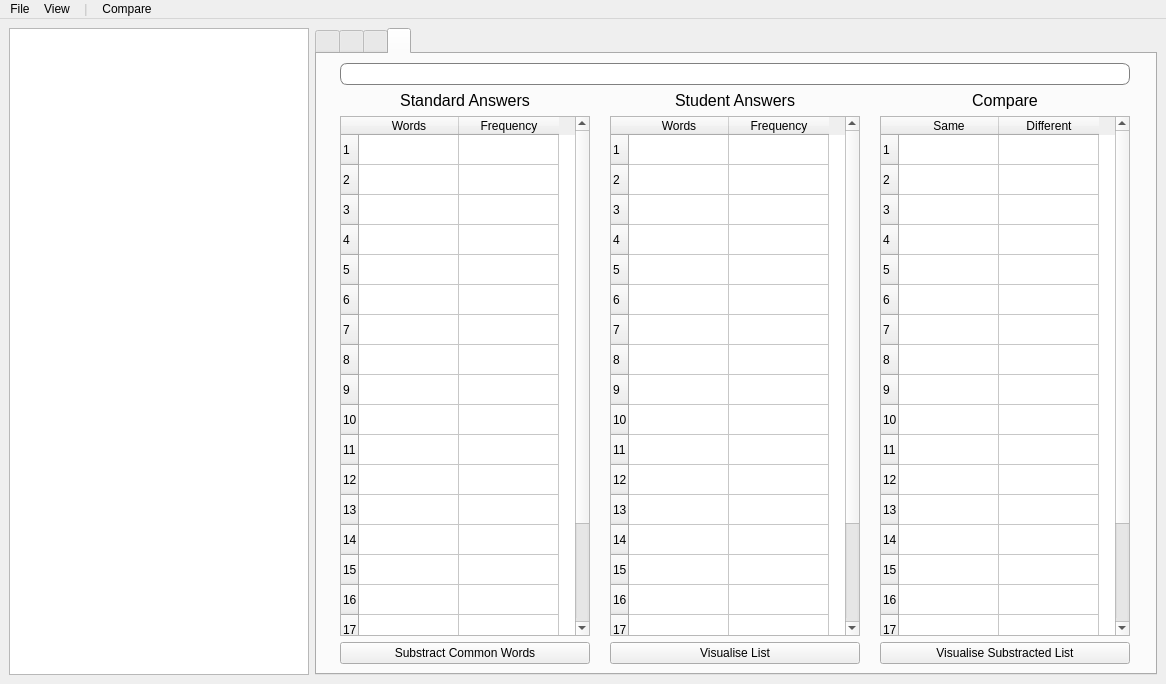
472714747/Answer-Visualisation, file UI/mainwindow.ui: the form before one commit.
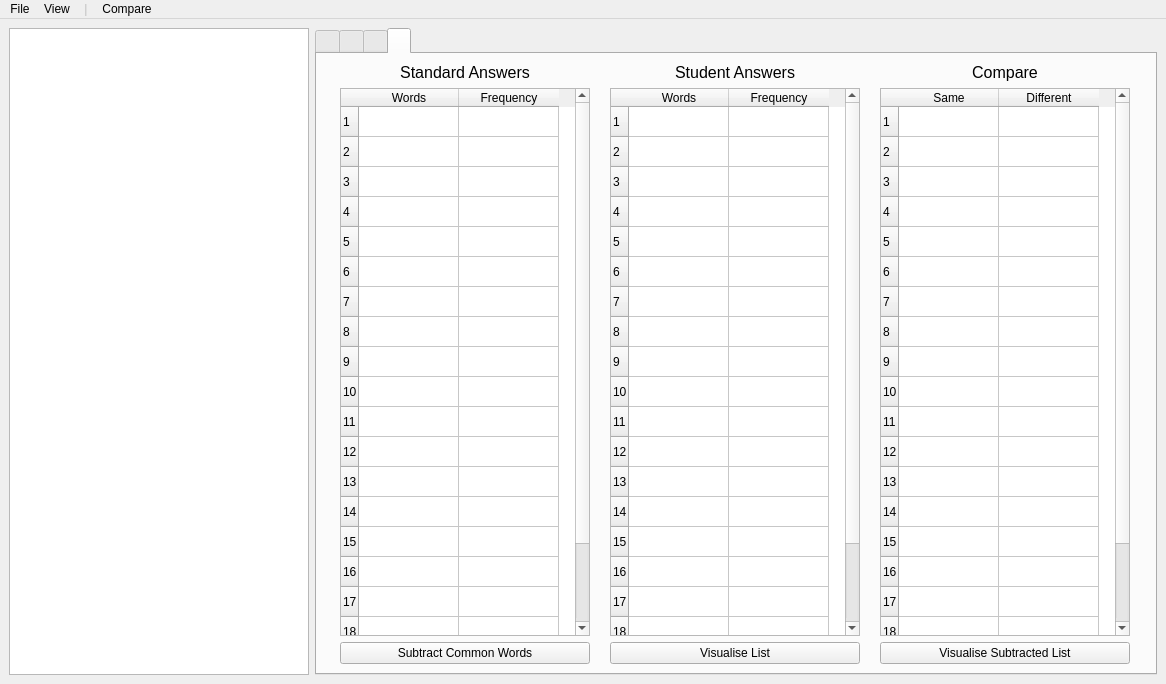
The form after the commit. The open tabs and pages were chosen to show the change.

The edit to the form file:
```diff
--- a/UI/mainwindow.ui
+++ b/UI/mainwindow.ui
@@ -312,22 +312,135 @@
         <string/>
        </attribute>
        <layout class="QGridLayout" name="gridLayout_4">
-        <item row="1" column="3">
-         <widget class="QLabel" name="label">
-          <property name="font">
-           <font>
-            <pointsize>12</pointsize>
-           </font>
-          </property>
-          <property name="text">
-           <string>Student Answers</string>
-          </property>
-          <property name="alignment">
-           <set>Qt::AlignCenter</set>
-          </property>
-         </widget>
-        </item>
         <item row="2" column="4">
+         <widget class="QPushButton" name="pushButton_5">
+          <property name="text">
+           <string>Visualise Subtracted List</string>
+          </property>
+         </widget>
+        </item>
+        <item row="2" column="2">
+         <widget class="QPushButton" name="pushButton_3">
+          <property name="text">
+           <string>Subtract Common Words</string>
+          </property>
+         </widget>
+        </item>
+        <item row="2" column="3">
+         <widget class="QPushButton" name="pushButton_4">
+          <property name="text">
+           <string>Visualise List</string>
+          </property>
+         </widget>
+        </item>
+        <item row="1" column="2">
+         <widget class="QTableWidget" name="tableStandard">
+          <property name="maximumSize">
+           <size>
+            <width>250</width>
+            <height>16777215</height>
+           </size>
+          </property>
+          <property name="rowCount">
+           <number>20</number>
+          </property>
+          <attribute name="horizontalHeaderCascadingSectionResizes">
+           <bool>true</bool>
+          </attribute>
+          <row/>
+          <row/>
+          <row/>
+          <row/>
+          <row/>
+          <row/>
+          <row/>
+          <row/>
+          <row/>
+          <row/>
+          <row/>
+          <row/>
+          <row/>
+          <row/>
+          <row/>
+          <row/>
+          <row/>
+          <row/>
+          <row/>
+          <row/>
+          <column>
+           <property name="text">
+            <string>Words</string>
+           </property>
+          </column>
+          <column>
+           <property name="text">
+            <string>Frequency</string>
+           </property>
+          </column>
+         </widget>
+        </item>
+        <item row="0" column="4">
+         <widget class="QLabel" name="label_5">
+          <property name="font">
+           <font>
+            <pointsize>12</pointsize>
+           </font>
+          </property>
+          <property name="text">
+           <string>Compare</string>
+          </property>
+          <property name="alignment">
+           <set>Qt::AlignCenter</set>
+          </property>
+         </widget>
+        </item>
+        <item row="1" column="3">
+         <widget class="QTableWidget" name="tableStudent">
+          <property name="maximumSize">
+           <size>
+            <width>250</width>
+            <height>16777215</height>
+           </size>
+          </property>
+          <property name="rowCount">
+           <number>20</number>
+          </property>
+          <attribute name="horizontalHeaderCascadingSectionResizes">
+           <bool>true</bool>
+          </attribute>
+          <row/>
+          <row/>
+          <row/>
+          <row/>
+          <row/>
+          <row/>
+          <row/>
+          <row/>
+          <row/>
+          <row/>
+          <row/>
+          <row/>
+          <row/>
+          <row/>
+          <row/>
+          <row/>
+          <row/>
+          <row/>
+          <row/>
+          <row/>
+          <column>
+           <property name="text">
+            <string>Words</string>
+           </property>
+          </column>
+          <column>
+           <property name="text">
+            <string>Frequency</string>
+           </property>
+          </column>
+         </widget>
+        </item>
+        <item row="1" column="4">
          <widget class="QTableWidget" name="tableCompare">
           <property name="maximumSize">
            <size>
@@ -462,17 +575,7 @@
           </column>
          </widget>
         </item>
-        <item row="0" column="2" colspan="3">
-         <widget class="QLineEdit" name="lineEdit_3">
-          <property name="styleSheet">
-           <string notr="true">border:1px solid gray;
-width:300px;
-border-radius:7px;
-padding:2px 4px;</string>
-          </property>
-         </widget>
-        </item>
-        <item row="1" column="2">
+        <item row="0" column="2">
          <widget class="QLabel" name="label_2">
           <property name="font">
            <font>
@@ -487,134 +590,21 @@
           </property>
          </widget>
         </item>
-        <item row="1" column="4">
-         <widget class="QLabel" name="label_5">
+        <item row="0" column="3">
+         <widget class="QLabel" name="label">
           <property name="font">
            <font>
             <pointsize>12</pointsize>
            </font>
           </property>
           <property name="text">
-           <string>Compare</string>
+           <string>Student Answers</string>
           </property>
           <property name="alignment">
            <set>Qt::AlignCenter</set>
           </property>
          </widget>
         </item>
-        <item row="2" column="3">
-         <widget class="QTableWidget" name="tableStudent">
-          <property name="maximumSize">
-           <size>
-            <width>250</width>
-            <height>16777215</height>
-           </size>
-          </property>
-          <property name="rowCount">
-           <number>20</number>
-          </property>
-          <attribute name="horizontalHeaderCascadingSectionResizes">
-           <bool>true</bool>
-          </attribute>
-          <row/>
-          <row/>
-          <row/>
-          <row/>
-          <row/>
-          <row/>
-          <row/>
-          <row/>
-          <row/>
-          <row/>
-          <row/>
-          <row/>
-          <row/>
-          <row/>
-          <row/>
-          <row/>
-          <row/>
-          <row/>
-          <row/>
-          <row/>
-          <column>
-           <property name="text">
-            <string>Words</string>
-           </property>
-          </column>
-          <column>
-           <property name="text">
-            <string>Frequency</string>
-           </property>
-          </column>
-         </widget>
-        </item>
-        <item row="2" column="2">
-         <widget class="QTableWidget" name="tableStandard">
-          <property name="maximumSize">
-           <size>
-            <width>250</width>
-            <height>16777215</height>
-           </size>
-          </property>
-          <property name="rowCount">
-           <number>20</number>
-          </property>
-          <attribute name="horizontalHeaderCascadingSectionResizes">
-           <bool>true</bool>
-          </attribute>
-          <row/>
-          <row/>
-          <row/>
-          <row/>
-          <row/>
-          <row/>
-          <row/>
-          <row/>
-          <row/>
-          <row/>
-          <row/>
-          <row/>
-          <row/>
-          <row/>
-          <row/>
-          <row/>
-          <row/>
-          <row/>
-          <row/>
-          <row/>
-          <column>
-           <property name="text">
-            <string>Words</string>
-           </property>
-          </column>
-          <column>
-           <property name="text">
-            <string>Frequency</string>
-           </property>
-          </column>
-         </widget>
-        </item>
-        <item row="3" column="2">
-         <widget class="QPushButton" name="pushButton_3">
-          <property name="text">
-           <string>Substract Common Words</string>
-          </property>
-         </widget>
-        </item>
-        <item row="3" column="3">
-         <widget class="QPushButton" name="pushButton_4">
-          <property name="text">
-           <string>Visualise List</string>
-          </property>
-         </widget>
-        </item>
-        <item row="3" column="4">
-         <widget class="QPushButton" name="pushButton_5">
-          <property name="text">
-           <string>Visualise Substracted List</string>
-          </property>
-         </widget>
-        </item>
        </layout>
       </widget>
      </widget>
```
Left out of the diff: 2 changed lines with no effect on the pictures.
